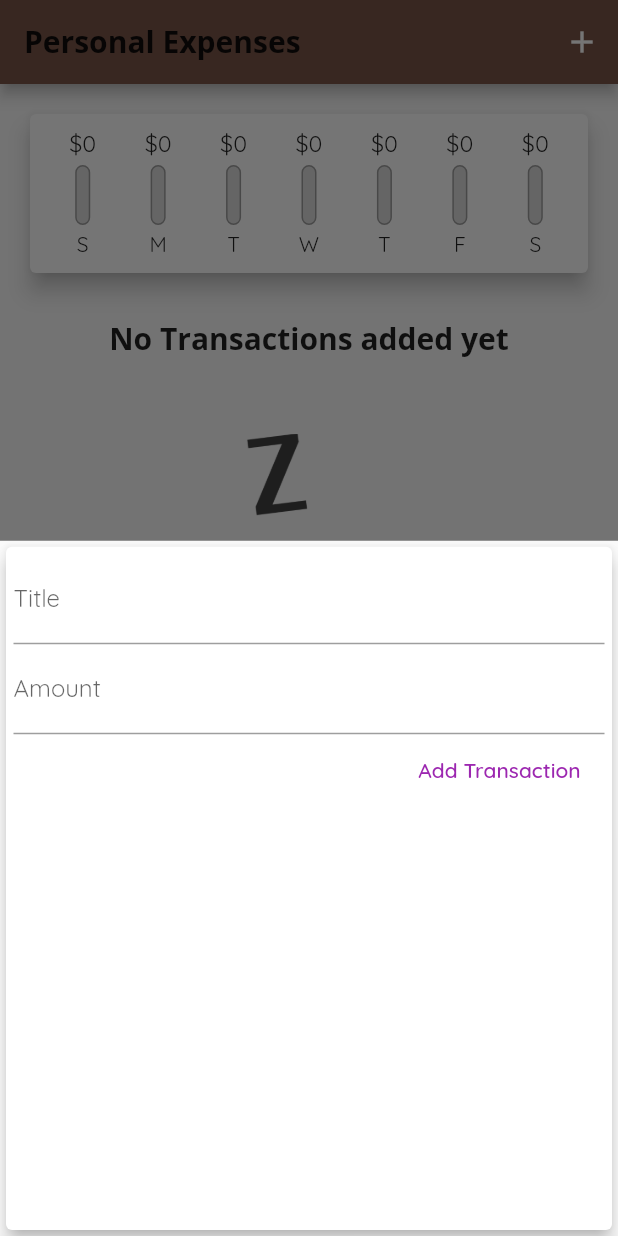
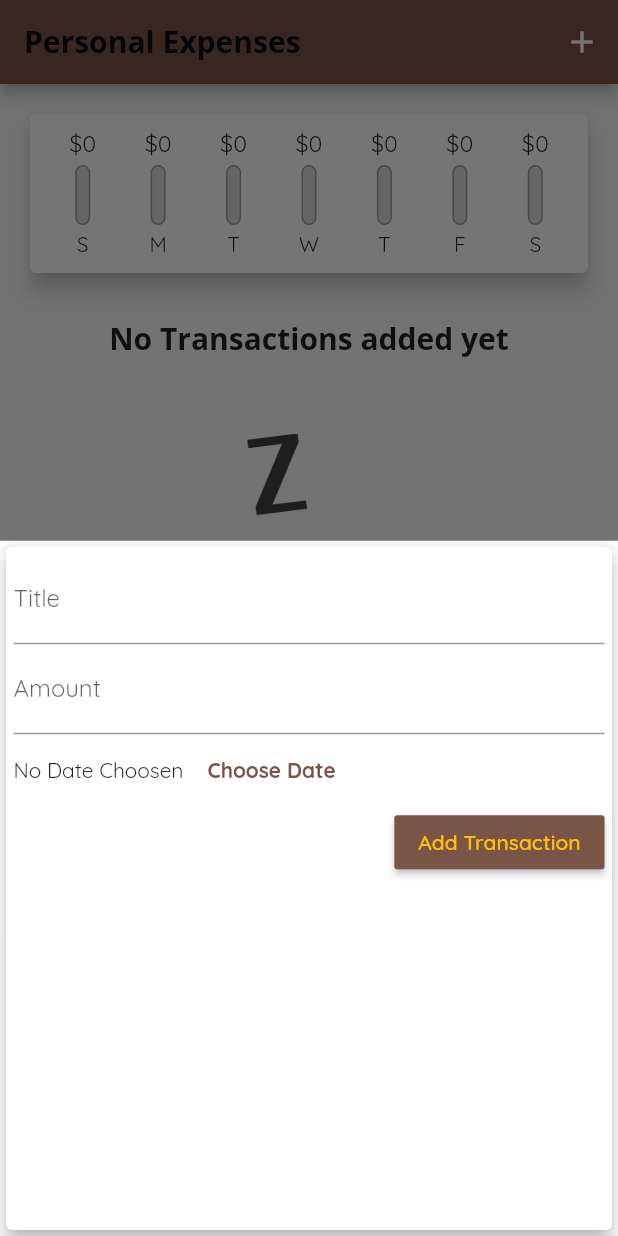
Before and after one commit to MFahadUmer/expense-manager, a Flutter app: the screen it shows after launch, after a tap on the "add" icon, on a phone screen of 412 x 824 dp. Run offline on Flutter 3.47's test engine with Material 2 defaults, Android fonts, the phone set to English and light mode, and no system bars.

Commit message:
Adds DatePicker

```diff
--- a/lib/main.dart
+++ b/lib/main.dart
@@ -62,9 +62,8 @@ class _HomePageState extends State<HomePage> {
     }).toList();
   }
 
-  void addNewTransaction(String title, double amount) {
-    final newTx =
-        Transaction(DateTime.now().toString(), title, amount, DateTime.now());
+  void addNewTransaction(String title, double amount, DateTime date) {
+    final newTx = Transaction(DateTime.now().toString(), title, amount, date);
     setState(() {
       _userTranasction.add(newTx);
     });
--- a/lib/widget/new_transaction.dart
+++ b/lib/widget/new_transaction.dart
@@ -1,4 +1,5 @@
 import 'package:flutter/material.dart';
+import 'package:intl/intl.dart';
 
 class NewTransaction extends StatefulWidget {
   final Function addNewTransaction;
@@ -12,16 +13,33 @@ class NewTransaction extends StatefulWidget {
 class _NewTransactionState extends State<NewTransaction> {
   final titleController = TextEditingController();
   final amountController = TextEditingController();
+  DateTime? _selectedDate;
 
   void submitData() {
     final title = titleController.text;
     final amount = double.parse(amountController.text);
 
-    if (title.isEmpty || amount <= 0) {
+    if (title.isEmpty || amount <= 0 || _selectedDate == null) {
       return;
     }
-    widget.addNewTransaction(title, amount);
+    widget.addNewTransaction(title, amount, _selectedDate);
     Navigator.of(context).pop();
+  }
+
+  void _presentDatePicker() {
+    showDatePicker(
+      context: context,
+      initialDate: DateTime.now(),
+      firstDate: DateTime(DateTime.now().year),
+      lastDate: DateTime.now(),
+    ).then((value) {
+      if (value == null) {
+        return;
+      }
+      setState(() {
+        _selectedDate = value;
+      });
+    });
   }
 
   @override
@@ -44,12 +62,30 @@ class _NewTransactionState extends State<NewTransaction> {
               keyboardType: TextInputType.number,
               onSubmitted: (_) => submitData(),
             ),
-            FlatButton(
+            Row(
+              children: [
+                Text(_selectedDate == null
+                    ? "No Date Choosen"
+                    : DateFormat.yMMMEd().format(_selectedDate!)),
+                FlatButton(
+                  textColor: Theme.of(context).primaryColor,
+                  onPressed: _presentDatePicker,
+                  child: Text(
+                    'Choose Date',
+                    style: TextStyle(
+                      fontWeight: FontWeight.bold,
+                    ),
+                  ),
+                )
+              ],
+            ),
+            RaisedButton(
+              color: Theme.of(context).primaryColor,
               onPressed: () {
                 submitData();
               },
               child: Text('Add Transaction'),
-              textColor: Colors.purple,
+              textColor: Colors.amber,
             ),
           ],
         ),
```
